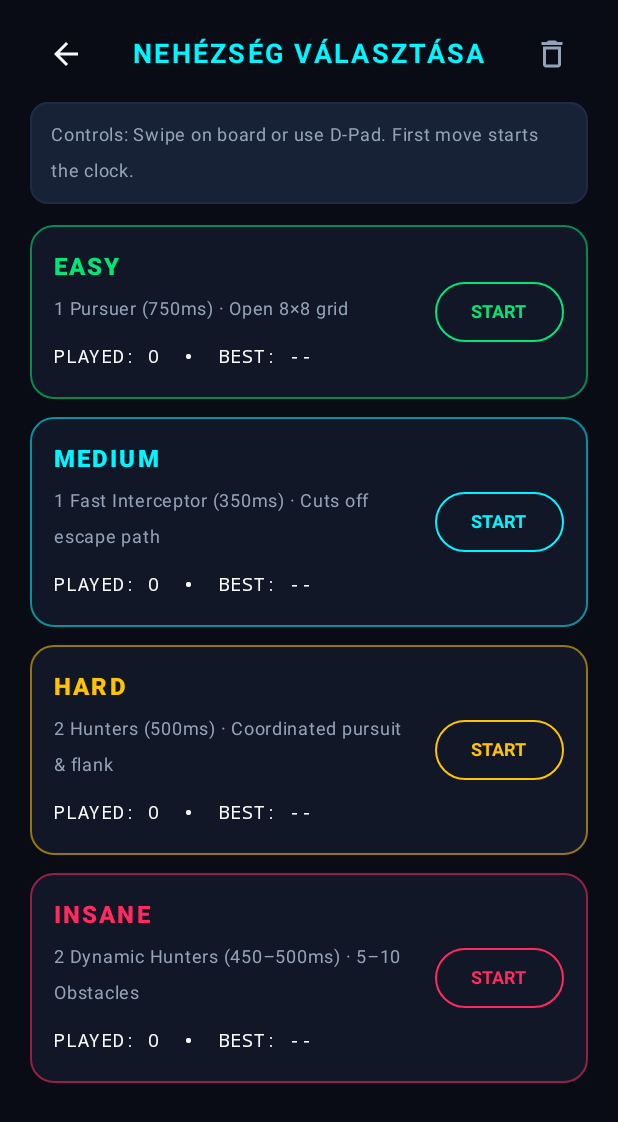
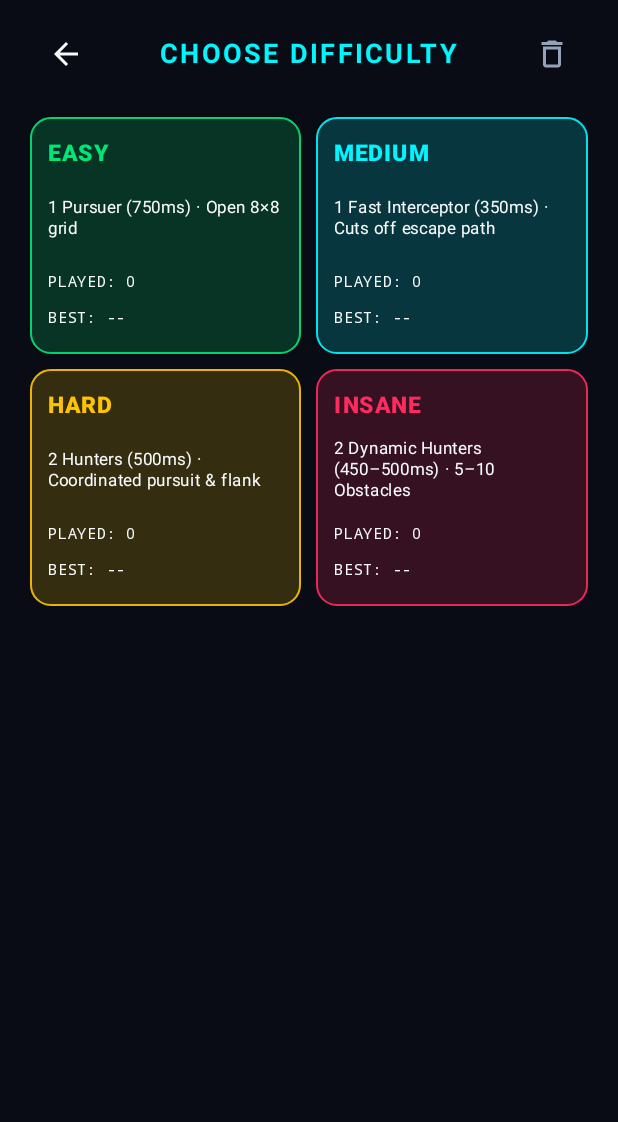
Before and after one commit to fabianpetermark-commits/Gridscape, an Android app built with Jetpack Compose: the screen it shows after launch (MainActivity), after a tap on "INDÍTÁS", on a phone screen of 412 x 824 dp. Shown: the top 1122 px of the screen. Run offline under Robolectric (Android 15) with nearby library versions, the phone set to English and light mode, and no system bars.

Commit message:
Refine difficulty selection into compact 2x2 cards

```diff
--- a/app/src/main/kotlin/com/minigames/gridscape/ui/GridscapeApp.kt
+++ b/app/src/main/kotlin/com/minigames/gridscape/ui/GridscapeApp.kt
@@ -17,8 +17,6 @@ import androidx.compose.foundation.layout.padding
 import androidx.compose.foundation.layout.safeDrawingPadding
 import androidx.compose.foundation.layout.size
 import androidx.compose.foundation.layout.width
-import androidx.compose.foundation.lazy.items
-import androidx.compose.foundation.lazy.LazyColumn
 import androidx.compose.foundation.shape.RoundedCornerShape
 import androidx.compose.material.icons.Icons
 import androidx.compose.material.icons.automirrored.filled.ArrowBack
@@ -135,8 +133,6 @@ fun GridscapeApp(
                 DifficultySelectScreen(
                     game = GridHunterMeta.DESCRIPTOR,
                     statsByDifficulty = gridHunterStats,
-                    showControlHints = settings.showControlHints,
-                    controlMode = settings.controlMode,
                     onStartDifficulty = { difficulty ->
                         route = AppRoute.Playing(difficulty)
                     },
@@ -256,8 +252,6 @@ private fun MainMenuScreen(
 private fun DifficultySelectScreen(
     game: GameDescriptor,
     statsByDifficulty: Map<Difficulty, GameStats>,
-    showControlHints: Boolean,
-    controlMode: ControlMode,
     onStartDifficulty: (Difficulty) -> Unit,
     onResetStats: () -> Unit,
     onBack: () -> Unit,
@@ -313,7 +307,7 @@ private fun DifficultySelectScreen(
             }
 
             Text(
-                text = "NEHÉZSÉG VÁLASZTÁSA",
+                text = "CHOOSE DIFFICULTY",
                 color = colors.playerCyan,
                 fontSize = 18.sp,
                 fontWeight = FontWeight.Bold,
@@ -329,85 +323,60 @@ private fun DifficultySelectScreen(
             }
         }
 
-        if (showControlHints) {
-            Spacer(modifier = Modifier.height(8.dp))
-            Surface(
-                color = colors.surfaceElevated,
-                shape = RoundedCornerShape(12.dp),
-                border = BorderStroke(1.dp, colors.boardGridLine),
+        Spacer(modifier = Modifier.height(18.dp))
+
+        Column(
             modifier = Modifier.fillMaxWidth(),
+            verticalArrangement = Arrangement.spacedBy(10.dp),
         ) {
-                val hintText = when (controlMode) {
-                    ControlMode.HYBRID -> "Controls: Swipe on board or use D-Pad. First move starts the clock."
-                    ControlMode.SWIPE -> "Controls: Swipe anywhere on the 8\u00d78 grid to move."
-                    ControlMode.DPAD -> "Controls: Tap the directional D-Pad below the grid."
-                }
-                Text(
-                    text = hintText,
-                    color = colors.textSecondary,
-                    fontSize = 12.sp,
-                    modifier = Modifier.padding(horizontal = 14.dp, vertical = 10.dp),
-                )
-            }
-        }
-
-        Spacer(modifier = Modifier.height(14.dp))
-
-        LazyColumn(
-            verticalArrangement = Arrangement.spacedBy(12.dp),
-            contentPadding = PaddingValues(bottom = 24.dp),
+            game.supportedDifficulties.chunked(2).forEach { difficultyRow ->
+                Row(
+                    modifier = Modifier.fillMaxWidth(),
+                    horizontalArrangement = Arrangement.spacedBy(10.dp),
                 ) {
-            items(game.supportedDifficulties, key = { it.name }) { difficulty ->
+                    difficultyRow.forEach { difficulty ->
                         val stats = statsByDifficulty[difficulty] ?: GameStats()
                         val accent = difficultyAccentColor(difficulty)
 
                         Surface(
-                    color = colors.surface,
-                    shape = RoundedCornerShape(16.dp),
-                    border = BorderStroke(1.2.dp, accent.copy(alpha = 0.55f)),
+                            color = accent.copy(alpha = 0.18f),
+                            shape = RoundedCornerShape(14.dp),
+                            border = BorderStroke(1.2.dp, accent.copy(alpha = 0.9f)),
                             modifier = Modifier
-                        .fillMaxWidth()
+                                .weight(1f)
+                                .height(158.dp)
                                 .clickable { onStartDifficulty(difficulty) },
                         ) {
-                    Row(
+                            Column(
                                 modifier = Modifier
-                            .padding(16.dp)
-                            .fillMaxWidth(),
-                        verticalAlignment = Alignment.CenterVertically,
-                        horizontalArrangement = Arrangement.SpaceBetween,
+                                    .fillMaxSize()
+                                    .padding(horizontal = 12.dp, vertical = 12.dp),
+                                verticalArrangement = Arrangement.SpaceBetween,
                             ) {
-                        Column(modifier = Modifier.weight(1f)) {
                                 Text(
                                     text = difficulty.name,
                                     color = accent,
-                                fontSize = 16.sp,
+                                    fontSize = 15.sp,
                                     fontWeight = FontWeight.ExtraBold,
-                                letterSpacing = 1.4.sp,
+                                    letterSpacing = 1.1.sp,
                                 )
-                            Spacer(modifier = Modifier.height(4.dp))
                                 Text(
                                     text = gridHunterDifficultySummary(difficulty),
-                                color = colors.textSecondary,
-                                fontSize = 12.sp,
+                                    color = colors.textPrimary,
+                                    fontSize = 11.sp,
+                                    lineHeight = 14.sp,
                                 )
-                            Spacer(modifier = Modifier.height(8.dp))
                                 Text(
-                                text = "PLAYED: ${stats.gamesPlayed}  \u2022  BEST: ${stats.bestCompletionTimeMs?.let { String.format(Locale.US, "%.2fs", it / 1000.0) } ?: "--"}",
+                                    text = "PLAYED: ${stats.gamesPlayed}\nBEST: ${stats.bestCompletionTimeMs?.let { String.format(Locale.US, "%.2fs", it / 1000.0) } ?: "--"}",
                                     color = colors.textPrimary,
-                                fontSize = 12.sp,
+                                    fontSize = 10.sp,
                                     fontFamily = FontFamily.Monospace,
                                 )
                             }
-
-                        Spacer(modifier = Modifier.width(12.dp))
-
-                        OutlinedButton(
-                            onClick = { onStartDifficulty(difficulty) },
-                            border = BorderStroke(1.dp, accent),
-                            colors = ButtonDefaults.outlinedButtonColors(contentColor = accent),
-                        ) {
-                            Text("START", fontWeight = FontWeight.Bold, fontSize = 12.sp)
                         }
+                    }
+                    if (difficultyRow.size == 1) {
+                        Spacer(modifier = Modifier.weight(1f))
                     }
                 }
             }
```
Lines whose indentation alone changed are shown as unchanged.
